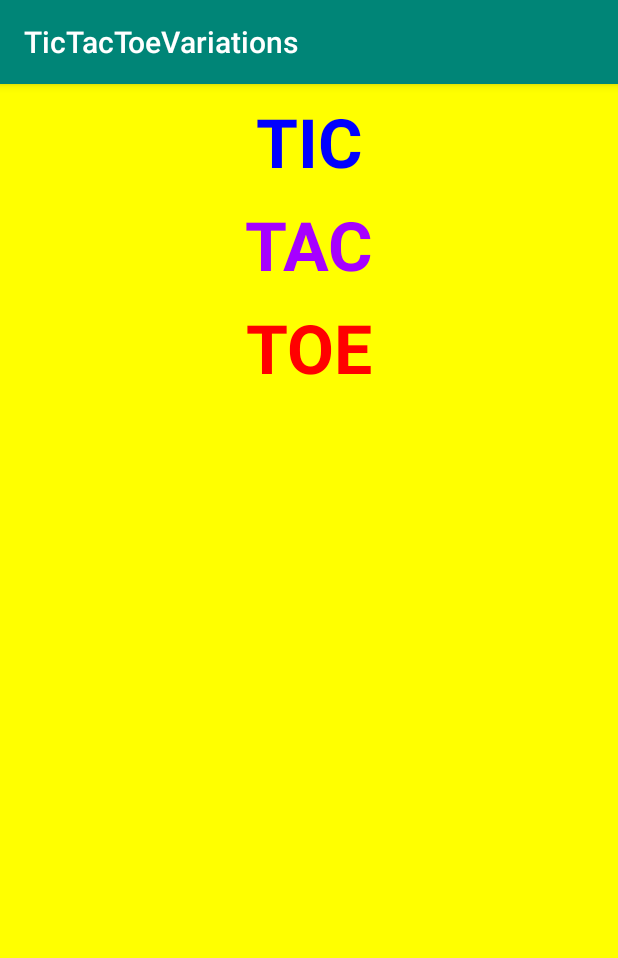
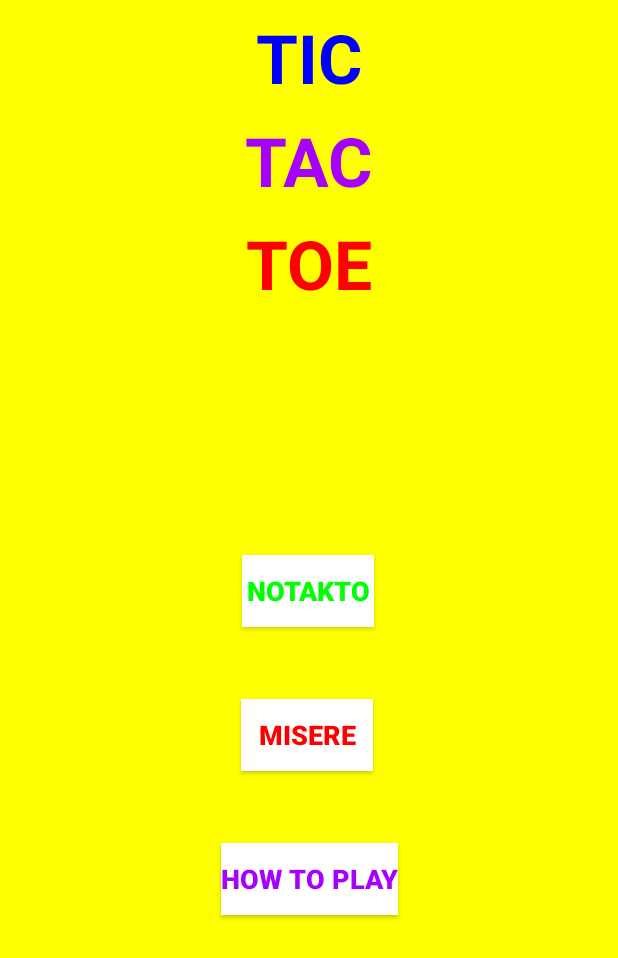
Before and after one commit to jacobgirsky/TicTacToeVariations, an Android app: the screen it shows after launch (MainActivity), on a phone screen of 412 x 824 dp. Shown: the top 958 px of the screen. Run offline under Robolectric (Android 15) with nearby library versions, the phone set to English and light mode, and no system bars.

Commit message:
Added new layout files.

```diff
--- a/app/src/main/AndroidManifest.xml
+++ b/app/src/main/AndroidManifest.xml
@@ -9,6 +9,7 @@
         android:roundIcon="@mipmap/ic_launcher_round"
         android:supportsRtl="true"
         android:theme="@style/AppTheme">
+        <activity android:name=".activity_how_to"></activity>
         <activity android:name=".MainActivity">
             <intent-filter>
                 <action android:name="android.intent.action.MAIN" />
--- /dev/null
+++ b/app/src/main/java/com/jacobgirsky/tictactoevariations/activity_how_to.java
@@ -0,0 +1,13 @@
+package com.jacobgirsky.tictactoevariations;
+
+import android.support.v7.app.AppCompatActivity;
+import android.os.Bundle;
+
+public class activity_how_to extends AppCompatActivity {
+
+    @Override
+    protected void onCreate(Bundle savedInstanceState) {
+        super.onCreate(savedInstanceState);
+        setContentView(R.layout.activity_how_to);
+    }
+}
--- /dev/null
+++ b/app/src/main/res/layout/activity_how_to.xml
@@ -0,0 +1,9 @@
+<?xml version="1.0" encoding="utf-8"?>
+<android.support.constraint.ConstraintLayout xmlns:android="http://schemas.android.com/apk/res/android"
+    xmlns:app="http://schemas.android.com/apk/res-auto"
+    xmlns:tools="http://schemas.android.com/tools"
+    android:layout_width="match_parent"
+    android:layout_height="match_parent"
+    tools:context=".activity_how_to">
+
+</android.support.constraint.ConstraintLayout>
--- a/app/src/main/res/layout/activity_main.xml
+++ b/app/src/main/res/layout/activity_main.xml
@@ -52,4 +52,55 @@
         app:layout_constraintStart_toStartOf="parent"
         app:layout_constraintTop_toBottomOf="@+id/textView2" />
 
+    <Button
+        android:id="@+id/game1_button"
+        android:layout_width="wrap_content"
+        android:layout_height="wrap_content"
+        android:layout_marginStart="8dp"
+        android:layout_marginTop="164dp"
+        android:layout_marginEnd="8dp"
+        android:background="#FFFFFF"
+        android:text="Notakto"
+        android:textColor="#00ff00"
+        android:textSize="18sp"
+        android:textStyle="bold"
+        app:layout_constraintEnd_toEndOf="parent"
+        app:layout_constraintHorizontal_bias="0.498"
+        app:layout_constraintStart_toStartOf="parent"
+        app:layout_constraintTop_toBottomOf="@+id/textView3" />
+
+    <Button
+        android:id="@+id/game2_button"
+        android:layout_width="wrap_content"
+        android:layout_height="wrap_content"
+        android:layout_marginStart="8dp"
+        android:layout_marginTop="48dp"
+        android:layout_marginEnd="8dp"
+        android:background="#FFFFFF"
+        android:text="Misere"
+        android:textColor="#ff0000"
+        android:textSize="18sp"
+        android:textStyle="bold"
+        app:layout_constraintEnd_toEndOf="parent"
+        app:layout_constraintHorizontal_bias="0.495"
+        app:layout_constraintStart_toStartOf="parent"
+        app:layout_constraintTop_toBottomOf="@+id/game1_button" />
+
+    <Button
+        android:id="@+id/how_to_button"
+        android:layout_width="wrap_content"
+        android:layout_height="wrap_content"
+        android:layout_marginStart="8dp"
+        android:layout_marginTop="48dp"
+        android:layout_marginEnd="8dp"
+        android:text="How to play"
+        android:background="#FFFFFF"
+        android:textColor="#A600FF"
+        android:textSize="18sp"
+        android:textStyle="bold"
+        app:layout_constraintEnd_toEndOf="parent"
+        app:layout_constraintHorizontal_bias="0.501"
+        app:layout_constraintStart_toStartOf="parent"
+        app:layout_constraintTop_toBottomOf="@+id/game2_button" />
+
 </android.support.constraint.ConstraintLayout>
--- a/app/src/main/res/values/styles.xml
+++ b/app/src/main/res/values/styles.xml
@@ -1,7 +1,7 @@
 <resources>
 
     <!-- Base application theme. -->
-    <style name="AppTheme" parent="Theme.AppCompat.Light.DarkActionBar">
+    <style name="AppTheme" parent="Theme.AppCompat.Light.NoActionBar">
         <!-- Customize your theme here. -->
         <item name="colorPrimary">@color/colorPrimary</item>
         <item name="colorPrimaryDark">@color/colorPrimaryDark</item>
```
